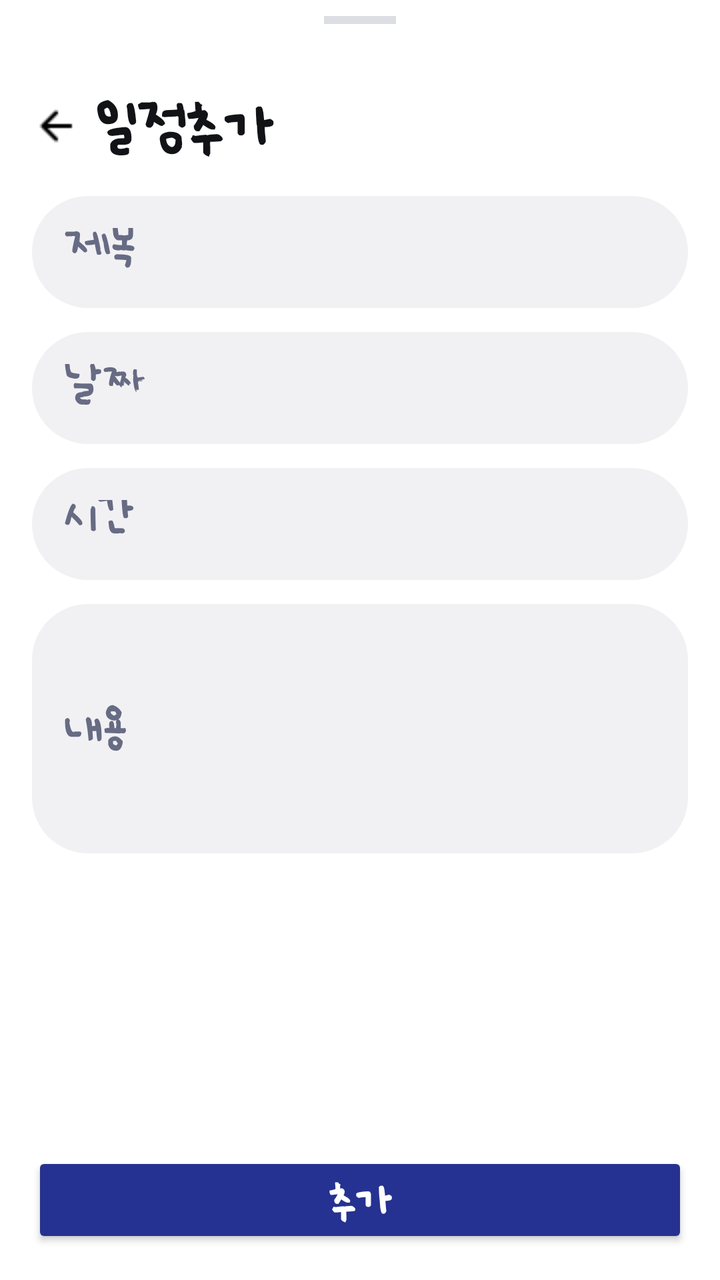
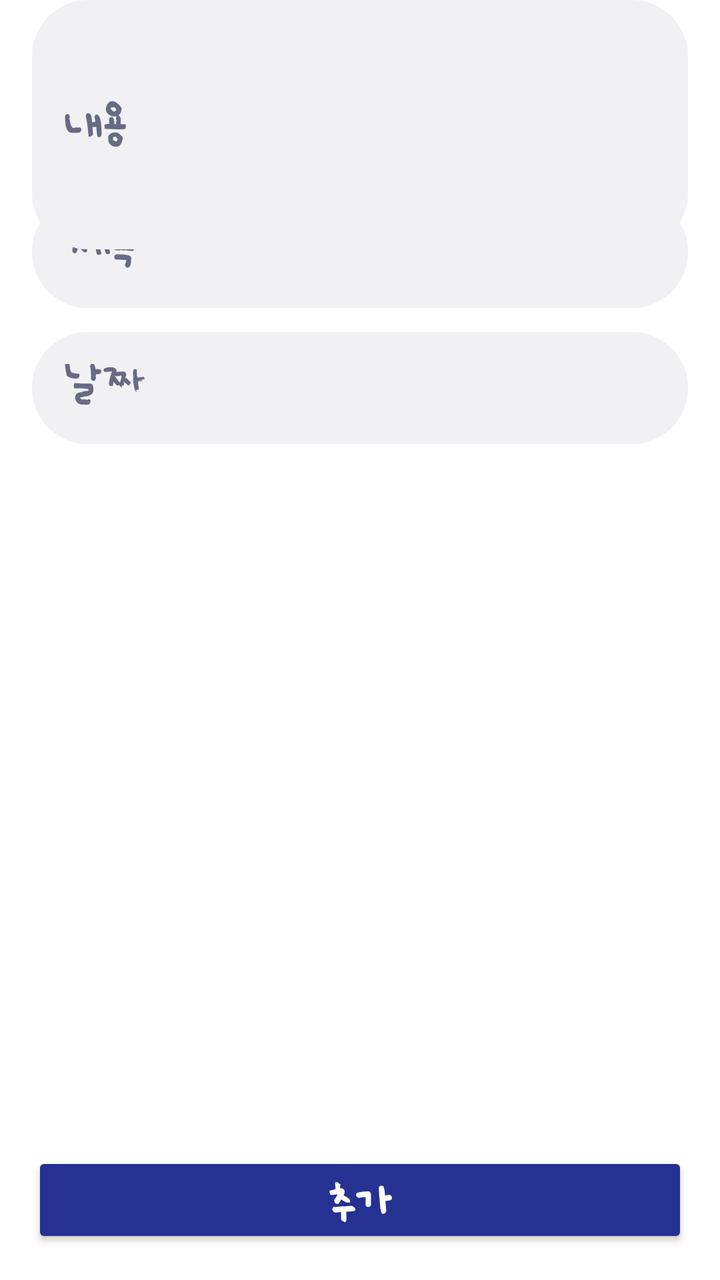

The first picture is an Android layout as it rendered before a commit; the second is the same layout after the commit. The layout source and the unified diff follow.
<!-- AndroidManifest.xml: application theme Theme.Project -->
<!-- res/layout/activity_addschedule.xml -->
<?xml version="1.0" encoding="utf-8"?>
<androidx.constraintlayout.widget.ConstraintLayout
    xmlns:android="http://schemas.android.com/apk/res/android"
    xmlns:app="http://schemas.android.com/apk/res-auto"
    android:id="@+id/main"
    android:layout_width="match_parent"
    android:layout_height="match_parent"
    android:background="#FFFFFF">

    
    <View
        android:id="@+id/handle"
        android:layout_width="36dp"
        android:layout_height="4dp"
        android:layout_marginTop="8dp"
        android:background="#DDDEE4"
        app:layout_constraintTop_toTopOf="parent"
        app:layout_constraintStart_toStartOf="parent"
        app:layout_constraintEnd_toEndOf="parent" />

    
    <LinearLayout
        android:id="@+id/llTitle"
        android:layout_width="wrap_content"
        android:layout_height="wrap_content"
        android:orientation="horizontal"
        android:gravity="center_vertical"
        android:layout_marginStart="16dp"
        android:layout_marginTop="32dp"
        app:layout_constraintStart_toStartOf="parent"
        app:layout_constraintTop_toBottomOf="@id/handle">

        <ImageView
            android:id="@+id/ivBackArrow"
            android:layout_width="24dp"
            android:layout_height="24dp"
            android:src="@drawable/ic_arrow_back"
            android:contentDescription="뒤로 화살표" />

        <TextView
            android:id="@+id/tvAddTitle"
            android:layout_width="wrap_content"
            android:layout_height="wrap_content"
            android:layout_marginStart="8dp"
            android:text="일정추가"
            android:textColor="#121317"
            android:textSize="22sp"
            android:textStyle="bold" />
    </LinearLayout>

    
    <EditText
        android:id="@+id/etEventTitle"
        android:layout_width="0dp"
        android:layout_height="56dp"
        android:layout_marginTop="16dp"
        android:layout_marginStart="16dp"
        android:layout_marginEnd="16dp"
        android:hint="제목"
        android:textColorHint="#676B83"
        android:textColor="#121317"
        android:padding="16dp"
        android:background="@drawable/bg_rounded_gray"
        android:inputType="text"
        app:layout_constraintTop_toBottomOf="@id/llTitle"
        app:layout_constraintStart_toStartOf="parent"
        app:layout_constraintEnd_toEndOf="parent" />

    
    <EditText
        android:id="@+id/etEventDate"
        android:layout_width="0dp"
        android:layout_height="56dp"
        android:layout_marginTop="12dp"
        android:layout_marginStart="16dp"
        android:layout_marginEnd="16dp"
        android:hint="날짜"
        android:textColorHint="#676B83"
        android:textColor="#121317"
        android:padding="16dp"
        android:background="@drawable/bg_rounded_gray"
        android:inputType="date"
        app:layout_constraintTop_toBottomOf="@id/etEventTitle"
        app:layout_constraintStart_toStartOf="parent"
        app:layout_constraintEnd_toEndOf="parent" />

    
    <EditText
        android:id="@+id/etEventTime"
        android:layout_width="0dp"
        android:layout_height="56dp"
        android:layout_marginTop="12dp"
        android:layout_marginStart="16dp"
        android:layout_marginEnd="16dp"
        android:hint="시간"
        android:textColorHint="#676B83"
        android:textColor="#121317"
        android:padding="16dp"
        android:background="@drawable/bg_rounded_gray"
        android:inputType="time"
        app:layout_constraintTop_toBottomOf="@id/etEventDate"
        app:layout_constraintStart_toStartOf="parent"
        app:layout_constraintEnd_toEndOf="parent" />

    
    <EditText
        android:id="@+id/etEventContent"
        android:layout_width="0dp"
        android:layout_height="wrap_content"
        android:layout_marginTop="12dp"
        android:layout_marginStart="16dp"
        android:layout_marginEnd="16dp"
        android:hint="내용"
        android:textColorHint="#676B83"
        android:textColor="#121317"
        android:padding="16dp"
        android:background="@drawable/bg_rounded_gray"
        android:inputType="textMultiLine"
        android:minLines="3"
        app:layout_constraintTop_toBottomOf="@id/etEventTime"
        app:layout_constraintStart_toStartOf="parent"
        app:layout_constraintEnd_toEndOf="parent" />

    
    <Button
        android:id="@+id/btnAddEvent"
        android:layout_width="0dp"
        android:layout_height="48dp"
        android:layout_margin="16dp"
        android:text="추가"
        android:textAllCaps="false"
        android:textColor="#FFFFFF"
        android:textSize="16sp"
        android:textStyle="bold"
        android:backgroundTint="#253291"
        app:layout_constraintBottom_toBottomOf="parent"
        app:layout_constraintStart_toStartOf="parent"
        app:layout_constraintEnd_toEndOf="parent" />

</androidx.constraintlayout.widget.ConstraintLayout>
<!-- resources referenced by this layout -->
<resources>
  <!-- drawable bg_rounded_gray (drawable) -->
  <shape xmlns:android="http://schemas.android.com/apk/res/android" android:shape="rectangle">
      <solid android:color="#F1F1F4"/>
      <corners android:radius="28dp"/>
  </shape>
  <!-- drawable ic_arrow_back: png bitmap (drawable, 192 bytes) -->
  <style name="Theme.Project" parent="Base.Theme.Project" />
  <style name="Base.Theme.Project" parent="Theme.Material3.DayNight.NoActionBar">
          
          
          <item name="android:fontFamily">@font/uhbee_se_hyun_font</item>
          
          <item name="fontFamily">@font/uhbee_se_hyun_font</item>
      </style>
</resources>

<!-- the commit's change to res/layout/activity_addschedule.xml (unified diff, before → after) -->
@@ -2,6 +2,7 @@
 <androidx.constraintlayout.widget.ConstraintLayout
     xmlns:android="http://schemas.android.com/apk/res/android"
     xmlns:app="http://schemas.android.com/apk/res-auto"
+    xmlns:tools="http://schemas.android.com/tools"
     android:id="@+id/main"
     android:layout_width="match_parent"
     android:layout_height="match_parent"
@@ -85,41 +86,24 @@
         app:layout_constraintEnd_toEndOf="parent" />
 
     
-    <EditText
-        android:id="@+id/etEventTime"
-        android:layout_width="0dp"
-        android:layout_height="56dp"
-        android:layout_marginTop="12dp"
-        android:layout_marginStart="16dp"
-        android:layout_marginEnd="16dp"
-        android:hint="시간"
-        android:textColorHint="#676B83"
-        android:textColor="#121317"
-        android:padding="16dp"
-        android:background="@drawable/bg_rounded_gray"
-        android:inputType="time"
-        app:layout_constraintTop_toBottomOf="@id/etEventDate"
-        app:layout_constraintStart_toStartOf="parent"
-        app:layout_constraintEnd_toEndOf="parent" />
 
     
     <EditText
         android:id="@+id/etEventContent"
         android:layout_width="0dp"
         android:layout_height="wrap_content"
-        android:layout_marginTop="12dp"
         android:layout_marginStart="16dp"
         android:layout_marginEnd="16dp"
+        android:background="@drawable/bg_rounded_gray"
         android:hint="내용"
-        android:textColorHint="#676B83"
-        android:textColor="#121317"
-        android:padding="16dp"
-        android:background="@drawable/bg_rounded_gray"
         android:inputType="textMultiLine"
         android:minLines="3"
-        app:layout_constraintTop_toBottomOf="@id/etEventTime"
+        android:padding="16dp"
+        android:textColor="#121317"
+        android:textColorHint="#676B83"
+        app:layout_constraintEnd_toEndOf="parent"
         app:layout_constraintStart_toStartOf="parent"
-        app:layout_constraintEnd_toEndOf="parent" />
+        tools:layout_editor_absoluteY="303dp" />
 
     
     <Button
